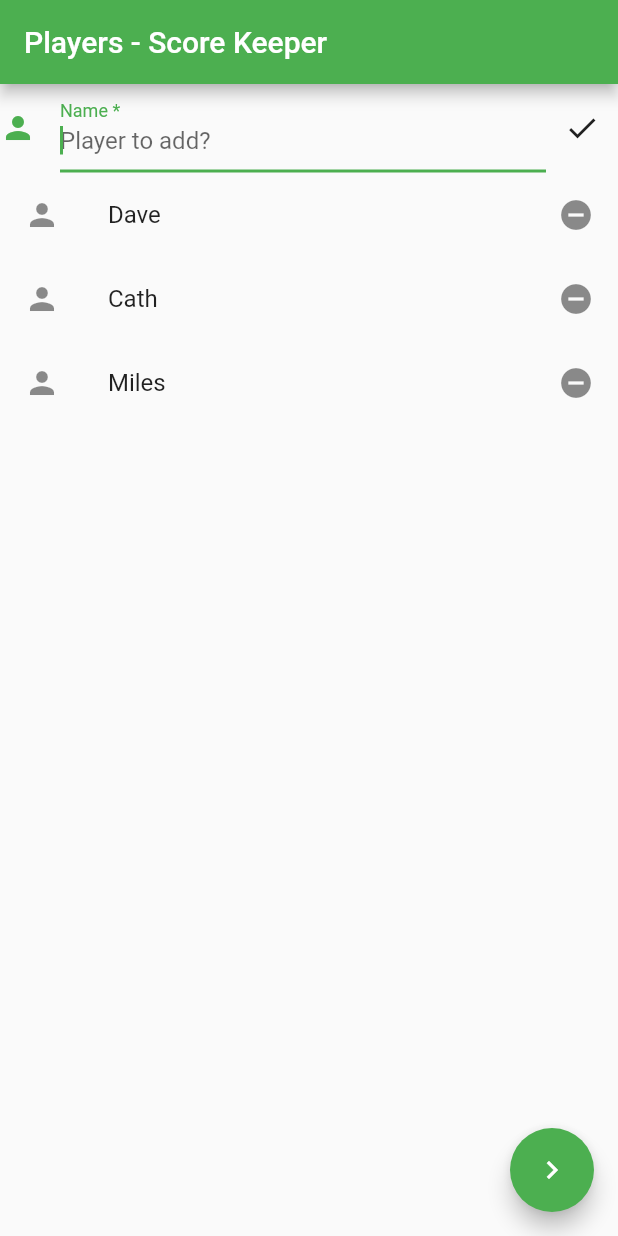
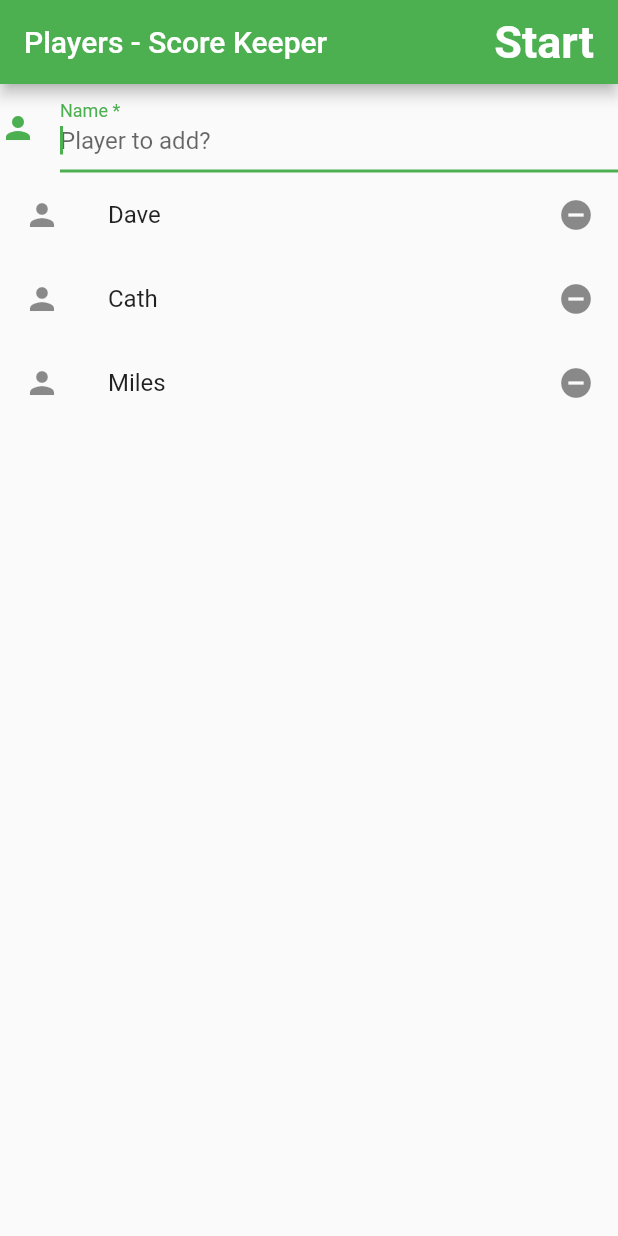
Before and after one commit to dgodd/scorekeeper, a Flutter app: the screen it shows after launch, on a phone screen of 412 x 824 dp. Run offline on Flutter 3.47's test engine with Material 2 defaults, Android fonts, the phone set to English and light mode, and no system bars; our stand-ins replace math_expressions, tuple.

Commit message:
Change next button on players

```diff
--- a/lib/players.dart
+++ b/lib/players.dart
@@ -12,50 +12,46 @@ class PlayersPage extends StatefulWidget {
 
 class _PlayersPageState extends State<PlayersPage> {
   List<String> _players = ["Dave", "Cath", "Miles"];
-  final _ctrl = TextEditingController();
 
   @override
   Widget build(BuildContext context) {
+    final _ctrl = TextEditingController();
+
     return Scaffold(
         appBar: AppBar(
           title: Text(widget.title),
+          actions: [
+            FlatButton(
+                child: const Text("Start", style: TextStyle(color: Colors.white, fontWeight: FontWeight.bold, fontSize: 30)),
+                onPressed: () {
+                  Navigator.push(
+                    context,
+                    MaterialPageRoute(
+                        builder: (context) => ScoresPage(
+                            title: 'Score Keeper', players: _players)),
+                  );
+                })
+          ],
         ),
-        floatingActionButton: FloatingActionButton(
-            child: const Icon(Icons.navigate_next),
-            onPressed: () {
-              Navigator.push(
-                context,
-                MaterialPageRoute(
-                    builder: (context) =>
-                        ScoresPage(title: 'Score Keeper', players: _players)),
-              );
-            }),
         body: Column(children: [
           Row(children: [
             Expanded(
-                child: TextFormField(
+                child: TextField(
               autofocus: true,
               controller: _ctrl,
+              maxLines: 1,
               decoration: const InputDecoration(
                 icon: Icon(Icons.person),
                 hintText: 'Player to add?',
                 labelText: 'Name *',
               ),
-              onSaved: (String value) {
-                _players.add(_ctrl.text);
+              onSubmitted: (String value) {
+                setState(() {
+                _players.add(value);
                 _ctrl.clear();
+                });
               },
             )),
-            IconButton(
-              icon: Icon(Icons.done),
-              tooltip: 'Add Score',
-              onPressed: () {
-                setState(() {
-                  _players.add(_ctrl.text);
-                  _ctrl.clear();
-                });
-              },
-            ),
           ]),
           Expanded(
               child: ReorderableListView(
```
